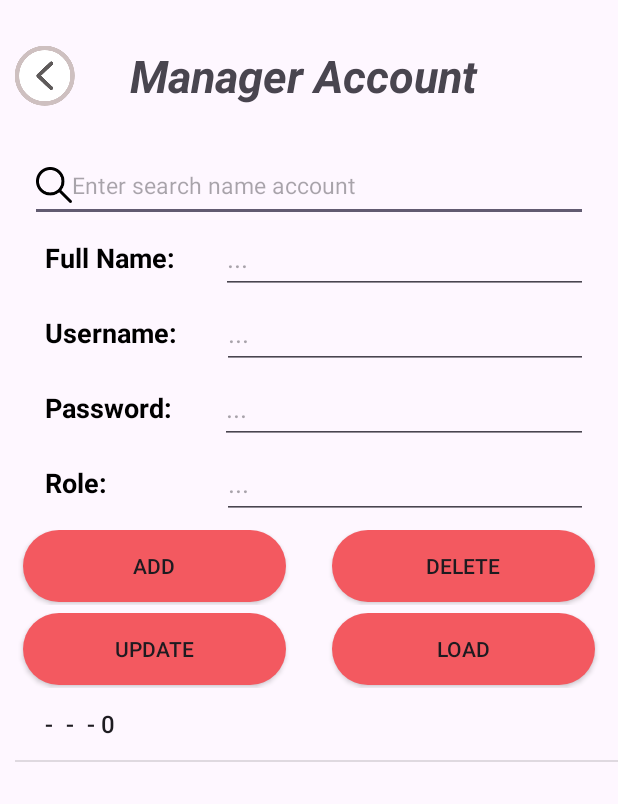
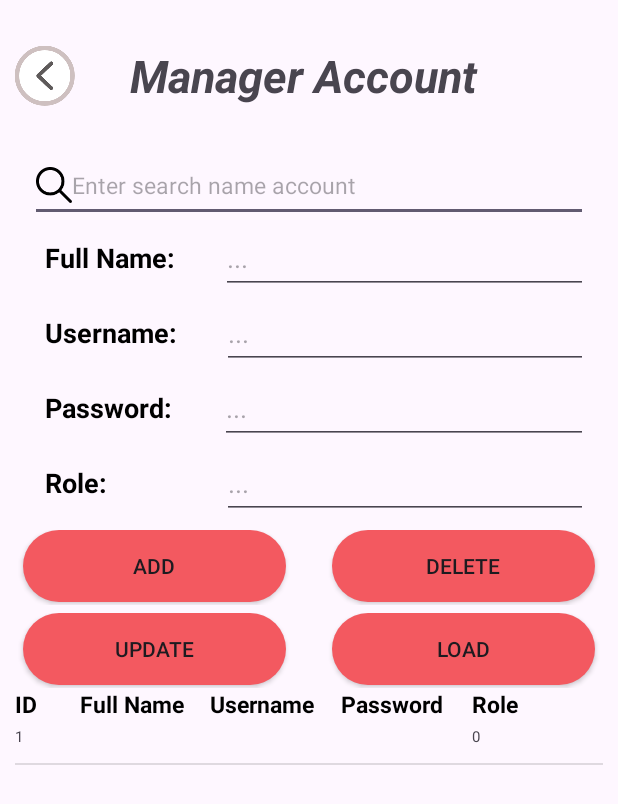
Before and after one commit to leanhluong/AppTourBooking_Android, an Android app: the ManageAccount screen opened directly, with no data from a screen before it, after a tap on "LOAD", on a phone screen of 412 x 824 dp. Shown: the top 804 px of the screen. Run offline under Robolectric (Android 15) with nearby library versions, the light colour scheme and no system bars.

Commit message:
commit update back-end

```diff
--- a/app/src/main/java/com/example/apptourbooking/Activitis/LoginActivity.java
+++ b/app/src/main/java/com/example/apptourbooking/Activitis/LoginActivity.java
@@ -120,7 +120,7 @@
                             editor.putBoolean("rememberMe", false);
                             editor.apply();
                         }
-                        if(user.equals("anhluong0110")){
+                        if(user.equals("admin")){
                             startActivity(new Intent(getApplicationContext(), AdminActivity.class));
                         }else {
                             startActivity(new Intent(getApplicationContext(), MainActivity.class));
--- a/app/src/main/java/com/example/apptourbooking/Activitis/RegisterActivity.java
+++ b/app/src/main/java/com/example/apptourbooking/Activitis/RegisterActivity.java
@@ -70,7 +70,7 @@
                 } else {
                     if(pass.equals(repass)){
                         Boolean checkuser = DB.checkusername(user);
-                        if(checkuser == false){
+                        if(checkuser == false ){
                             Boolean insert = DB.InsertData(user,name,pass);
                             if(insert == true){
                                 Toast.makeText(RegisterActivity.this, "Register successfully", Toast.LENGTH_SHORT).show();
--- a/app/src/main/java/com/example/apptourbooking/Adapter/CouponsAdapter.java
+++ b/app/src/main/java/com/example/apptourbooking/Adapter/CouponsAdapter.java
@@ -8,6 +8,7 @@
 import android.widget.ImageView;
 import android.widget.TextView;
 
+import com.example.apptourbooking.DAO.UserDAO;
 import com.example.apptourbooking.Domain.PhieuGiamGia;
 import com.example.apptourbooking.R;
 
@@ -17,7 +18,6 @@
     private Context context;
     private int layout;
     private List<PhieuGiamGia> couponsList;
-
     public CouponsAdapter(Context context, int layout, List<PhieuGiamGia> couponsList) {
         this.context = context;
         this.layout = layout;
--- a/app/src/main/java/com/example/apptourbooking/Adapter/HotelsAdapter.java
+++ b/app/src/main/java/com/example/apptourbooking/Adapter/HotelsAdapter.java
@@ -20,7 +20,7 @@
 import java.text.DecimalFormat;
 import java.util.ArrayList;
 
-public class HotelsAdapter extends RecyclerView.Adapter<HotelsAdapter.ViewHolder> {
+public class HotelsAdapter extends RecyclerView.Adapter<HotelsAdapter.ViewHolderHotel> {
 
     ArrayList<Hotel> listHotels;
 
@@ -30,13 +30,13 @@
 
     @NonNull
     @Override
-    public HotelsAdapter.ViewHolder onCreateViewHolder(@NonNull ViewGroup parent, int viewType) {
+    public HotelsAdapter.ViewHolderHotel onCreateViewHolder(@NonNull ViewGroup parent, int viewType) {
         View inflate = LayoutInflater.from(parent.getContext()).inflate(R.layout.view_holder_hotel, parent, false);
-        return new ViewHolder(inflate);
+        return new ViewHolderHotel(inflate);
     }
 
     @Override
-    public void onBindViewHolder(@NonNull HotelsAdapter.ViewHolder holder, int position) {
+    public void onBindViewHolder(@NonNull HotelsAdapter.ViewHolderHotel holder, int position) {
         holder.name.setText(listHotels.get(position).getName());
         holder.location.setText(listHotels.get(position).getLocation());
         holder.scoreTxt.setText(" " + listHotels.get(position).getScore());
@@ -63,10 +63,10 @@
         return listHotels.size();
     }
 
-    public class ViewHolder extends RecyclerView.ViewHolder{
+    public class ViewHolderHotel extends RecyclerView.ViewHolder{
         TextView name, location, scoreTxt, price;
         ImageView pic;
-        public ViewHolder(@NonNull View itemView) {
+        public ViewHolderHotel(@NonNull View itemView) {
             super(itemView);
 
             name = itemView.findViewById(R.id.txtTitleZoom);
--- /dev/null
+++ b/app/src/main/java/com/example/apptourbooking/Adapter/ManagerAccountAdapter.java
@@ -0,0 +1,97 @@
+package com.example.apptourbooking.Adapter;
+
+import android.content.Context;
+import android.view.LayoutInflater;
+import android.view.View;
+import android.view.ViewGroup;
+import android.widget.BaseAdapter;
+import android.widget.ImageView;
+import android.widget.TextView;
+
+import com.example.apptourbooking.DAO.UserDAO;
+import com.example.apptourbooking.Domain.PhieuGiamGia;
+import com.example.apptourbooking.Domain.UserInfo;
+import com.example.apptourbooking.R;
+
+import java.util.List;
+
+public class ManagerAccountAdapter extends BaseAdapter {
+
+    private Context context;
+    private List<UserInfo> userList;
+
+    UserDAO userDAO;
+    public ManagerAccountAdapter(Context context, List<UserInfo> userList) {
+        this.context = context;
+        this.userList = userList;
+    }
+
+    @Override
+    public int getCount() {
+        return userList==null?0: userList.size();
+    }
+
+    @Override
+    public Object getItem(int position) {
+        return null;
+    }
+
+    @Override
+    public long getItemId(int position) {
+        return 0;
+    }
+
+    @Override
+    public View getView(int position, View convertView, ViewGroup parent) {
+
+        View viewUser;
+        if(convertView == null){
+            viewUser = View.inflate(parent.getContext(), R.layout.manager_account, null);
+        } else viewUser = convertView;
+
+        UserInfo userInfo =  userList.get(position);
+            TextView txt_id = (TextView) viewUser.findViewById(R.id.lv_mAccount_Id);
+            TextView txt_fullname = (TextView) viewUser.findViewById(R.id.lv_mAccount_fullname);
+            TextView txt_username = (TextView) viewUser.findViewById(R.id.lv_mAccount_username);
+            TextView txt_password = (TextView) viewUser.findViewById(R.id.lv_mAccount_passowrd);
+            TextView txt_role = (TextView) viewUser.findViewById(R.id.lv_mAccount_role);
+
+            txt_id.setText("" + userInfo.getUserId());
+            txt_fullname.setText( userInfo.getFullName());
+            txt_username.setText(userInfo.getUserName());
+            txt_password.setText(userInfo.getPassword());
+            txt_role.setText(""+ userInfo.getRole());
+            return viewUser;
+
+//        ViewHolder holder;
+//        if(convertView == null){
+//            LayoutInflater inflater = (LayoutInflater) context.getSystemService(Context.LAYOUT_INFLATER_SERVICE);
+//            convertView = inflater.inflate(R.layout.manager_account, null);
+//            holder =  new ManagerAccountAdapter.ViewHolder();
+//            //ánh xạ
+//            holder.txt_id = (TextView) convertView.findViewById(R.id.lv_mAccount_Id);
+//            holder.txt_fullname = (TextView) convertView.findViewById(R.id.lv_mAccount_fullname);
+//            holder.txt_username = (TextView) convertView.findViewById(R.id.lv_mAccount_username);
+//            holder.txt_password = (TextView) convertView.findViewById(R.id.lv_mAccount_passowrd);
+//            holder.txt_role = (TextView) convertView.findViewById(R.id.lv_mAccount_role);
+//            convertView.setTag(holder);
+//        }
+//        else {
+//            holder = (ManagerAccountAdapter.ViewHolder) convertView.getTag();
+//        }
+//        //gán giá trị
+//        UserInfo userInfo =  userList.get(position);
+//        holder.txt_id.setText(userInfo.getUserId());
+//        holder.txt_fullname.setText(userInfo.getFullName());
+//        holder.txt_username.setText(userInfo.getUserName());
+//        holder.txt_password.setText(userInfo.getPassword());
+//        holder.txt_role.setText(userInfo.getRole());
+//
+//
+//        return convertView;
+    }
+
+    private class ViewHolder{
+        TextView txt_id, txt_fullname, txt_username, txt_password, txt_role;
+    }
+}
--- a/app/src/main/java/com/example/apptourbooking/Admin/ManageAccount.java
+++ b/app/src/main/java/com/example/apptourbooking/Admin/ManageAccount.java
@@ -22,6 +22,7 @@
 
 import com.example.apptourbooking.Activitis.LoginActivity;
 import com.example.apptourbooking.Activitis.RegisterActivity;
+import com.example.apptourbooking.Adapter.ManagerAccountAdapter;
 import com.example.apptourbooking.DAO.UserDAO;
 import com.example.apptourbooking.Database.DatabaseHelper;
 import com.example.apptourbooking.Domain.UserInfo;
@@ -39,6 +40,9 @@
     ListView lv;
     List<String> ds = new ArrayList<>();
     ArrayAdapter<String> adapter;
+
+    List<UserInfo> us ;
+    ManagerAccountAdapter managerAccountAdapter;
     UserDAO userDAO;
     DatabaseHelper DB;
     @Override
@@ -57,8 +61,12 @@
 
         userDAO = new UserDAO(this);
         ds = userDAO.getAllUser();
-        adapter = new ArrayAdapter<>(this, android.R.layout.simple_list_item_1, ds);
-        lv.setAdapter(adapter);
+//        adapter = new ArrayAdapter<>(this, android.R.layout.simple_list_item_1, ds);
+//        lv.setAdapter(adapter);
+
+        us = userDAO.getAllUserToAccount();
+        managerAccountAdapter = new ManagerAccountAdapter(ManageAccount.this, us);
+        lv.setAdapter(managerAccountAdapter);
 
         Insert();
         Delete();
@@ -159,10 +167,10 @@
         btn_load.setOnClickListener(new View.OnClickListener() {
             @Override
             public void onClick(View v) {
-                ds.clear();
-                ds = userDAO.getAllUser();
-                adapter = new ArrayAdapter<>(ManageAccount.this, android.R.layout.simple_list_item_1, ds);
-                lv.setAdapter(adapter);
+                us.clear();
+                us = userDAO.getAllUserToAccount();
+                managerAccountAdapter = new ManagerAccountAdapter(ManageAccount.this, us);
+                lv.setAdapter(managerAccountAdapter);
             }
         });
     }
--- a/app/src/main/java/com/example/apptourbooking/DAO/UserDAO.java
+++ b/app/src/main/java/com/example/apptourbooking/DAO/UserDAO.java
@@ -8,6 +8,7 @@
 import static com.example.apptourbooking.Database.DatabaseHelper.TB_USER_PASSWORD;
 import static com.example.apptourbooking.Database.DatabaseHelper.TB_USER_ROLE;
 
+import android.annotation.SuppressLint;
 import android.content.ContentValues;
 import android.content.Context;
 import android.database.Cursor;
@@ -68,16 +69,33 @@
         c.moveToFirst();
         while (c.isAfterLast()==false){
             UserInfo u = new UserInfo();
+            u.setUserId(c.getInt(0));
             u.setUserName(c.getString(1));
             u.setFullName(c.getString(2));
             u.setPassword(c.getString(3));
             u.setRole(c.getInt(4));
 
-            String chuoi = u.getFullName() + " - " + u.getUserName()+ " - "+ u.getPassword()+ " - "+ u.getRole();
+            String chuoi = u.getUserId() + " - "+ u.getFullName() + " - " + u.getUserName()+ " - "+ u.getPassword()+ " - "+ u.getRole();
             lu.add(chuoi);
             c.moveToNext();
         }
         c.close();
         return lu;
     }
+
+    public List<UserInfo> getAllUserToAccount(){
+        List<UserInfo> lu = new ArrayList<>();
+        Cursor c= db.rawQuery("SELECT * FROM "+ TB_USER, new String[]{});
+            while (c.moveToNext()){
+                @SuppressLint("Range") Integer id =  c.getInt(c.getColumnIndex(TB_USER_ID));
+                @SuppressLint("Range") String fullname =  c.getString(c.getColumnIndex(TB_USER_FULLNAME));
+                @SuppressLint("Range") String username =  c.getString(c.getColumnIndex(TB_USER_NAME));
+                @SuppressLint("Range") String password =  c.getString(c.getColumnIndex(TB_USER_PASSWORD));
+                @SuppressLint("Range") Integer role =  c.getInt(c.getColumnIndex(TB_USER_ROLE));
+
+                lu.add(new UserInfo(id, username,fullname,password,role));
+        }
+        c.close();
+        return lu;
+    }
 }
--- a/app/src/main/java/com/example/apptourbooking/Database/DatabaseHelper.java
+++ b/app/src/main/java/com/example/apptourbooking/Database/DatabaseHelper.java
@@ -68,19 +68,35 @@
     @Override
     public void onUpgrade(SQLiteDatabase db, int oldVersion, int newVersion) {
         db.execSQL("DROP TABLE IF EXISTS "+ TB_USER);
+        onCreate(db);
     }
 
     public Boolean InsertData(String username,String fullname, String password){
         SQLiteDatabase MyDB = this.getWritableDatabase();
         ContentValues contentValues = new ContentValues();
-        contentValues.put(TB_USER_NAME, username);
-        contentValues.put(TB_USER_FULLNAME, fullname);
-        contentValues.put(TB_USER_PASSWORD, password);
+        if(validateUser(username,password)){
+                contentValues.put(TB_USER_NAME, username);
+                contentValues.put(TB_USER_FULLNAME, fullname);
+                contentValues.put(TB_USER_PASSWORD, password);
+        }
         long result = MyDB.insert("users", null, contentValues );
         if(result == -1) return false;
         else
             return true;
     }
+
+    private boolean validateUser(String username, String password) {
+        if (username != null && username.length() <= 10) {
+            try {
+                int value = Integer.parseInt(username);
+                return (value >= 1 && value <= 99);
+            } catch (NumberFormatException e) {
+                return false;
+            }
+        }
+        return false;
+    }
+
 
     public Boolean checkusername (String username){
         SQLiteDatabase MyDB = this.getWritableDatabase();
--- a/app/src/main/java/com/example/apptourbooking/Domain/UserInfo.java
+++ b/app/src/main/java/com/example/apptourbooking/Domain/UserInfo.java
@@ -8,6 +8,14 @@
     private int role;
 
     public UserInfo() {
+    }
+
+    public UserInfo(int userId, String userName, String fullName, String password, int role) {
+        this.userId = userId;
+        this.userName = userName;
+        this.fullName = fullName;
+        this.password = password;
+        this.role = role;
     }
 
     public UserInfo(String userName, String fullName, String password, int role) {
--- a/app/src/main/res/layout/activity_manage_account.xml
+++ b/app/src/main/res/layout/activity_manage_account.xml
@@ -236,12 +236,71 @@
 
         </LinearLayout>
 
+        <LinearLayout
+            android:layout_width="match_parent"
+            android:layout_height="20dp"
+            android:layout_marginStart="10dp"
+            android:layout_marginEnd="10dp"
+            android:orientation="horizontal">
+
+            <TextView
+                android:id="@+id/textView4"
+                android:layout_width="0dp"
+                android:layout_height="wrap_content"
+                android:layout_weight="0.5"
+                android:textColor="@color/black"
+                android:textStyle="bold"
+                android:textSize="15sp"
+                android:text="ID" />
+
+            <TextView
+                android:id="@+id/textView32"
+                android:layout_width="0dp"
+                android:layout_height="wrap_content"
+                android:layout_weight="1"
+                android:textColor="@color/black"
+                android:textStyle="bold"
+                android:textSize="15sp"
+                android:text="Full Name" />
+
+            <TextView
+                android:id="@+id/textView39"
+                android:layout_width="0dp"
+                android:layout_height="wrap_content"
+                android:layout_weight="1"
+                android:textColor="@color/black"
+                android:textStyle="bold"
+                android:textSize="15sp"
+                android:text="Username" />
+
+            <TextView
+                android:id="@+id/textView40"
+                android:layout_width="0dp"
+                android:layout_height="wrap_content"
+                android:layout_weight="1"
+                android:textColor="@color/black"
+                android:textStyle="bold"
+                android:textSize="15sp"
+                android:text="Password" />
+
+            <TextView
+                android:id="@+id/textView41"
+                android:layout_width="0dp"
+                android:layout_height="wrap_content"
+                android:layout_weight="1"
+                android:textColor="@color/black"
+                android:textStyle="bold"
+                android:textSize="15sp"
+                android:text="Role" />
+        </LinearLayout>
+
         <ListView
             android:id="@+id/mAccount_lv"
             android:layout_width="match_parent"
             android:layout_height="match_parent"
             android:layout_marginStart="10dp"
             android:layout_marginBottom="10dp"
+            android:layout_marginEnd="10dp"
             android:layout_weight="1" />
 
     </LinearLayout>
--- /dev/null
+++ b/app/src/main/res/layout/manager_account.xml
@@ -0,0 +1,61 @@
+<?xml version="1.0" encoding="utf-8"?>
+<androidx.constraintlayout.widget.ConstraintLayout xmlns:android="http://schemas.android.com/apk/res/android"
+    xmlns:app="http://schemas.android.com/apk/res-auto"
+    xmlns:tools="http://schemas.android.com/tools"
+    android:layout_width="match_parent"
+    android:layout_height="match_parent">
+
+    <LinearLayout
+        android:layout_width="match_parent"
+        android:layout_height="30dp"
+        android:orientation="horizontal"
+        app:layout_constraintEnd_toEndOf="parent"
+        app:layout_constraintStart_toStartOf="parent"
+        app:layout_constraintTop_toTopOf="parent">
+
+        <TextView
+            android:id="@+id/lv_mAccount_Id"
+            android:layout_marginTop="5dp"
+            android:layout_width="0dp"
+            android:layout_height="wrap_content"
+            android:layout_weight="0.5"
+            android:textSize="10sp"
+            android:text="TextView" />
+
+        <TextView
+            android:id="@+id/lv_mAccount_fullname"
+            android:layout_width="0dp"
+            android:layout_marginTop="5dp"
+            android:textSize="10sp"
+            android:layout_height="wrap_content"
+            android:layout_weight="1"
+            android:text="TextView" />
+
+        <TextView
+            android:id="@+id/lv_mAccount_username"
+            android:layout_width="0dp"
+            android:layout_height="wrap_content"
+            android:layout_marginTop="5dp"
+            android:layout_weight="1"
+            android:textSize="10sp"
+            android:text="TextView" />
+
+        <TextView
+            android:id="@+id/lv_mAccount_passowrd"
+            android:layout_width="0dp"
+            android:layout_height="wrap_content"
+            android:layout_marginTop="5dp"
+            android:textSize="10sp"
+            android:layout_weight="1"
+            android:text="TextView" />
+
+        <TextView
+            android:id="@+id/lv_mAccount_role"
+            android:layout_width="0dp"
+            android:layout_height="wrap_content"
+            android:layout_marginTop="5dp"
+            android:textSize="10sp"
+            android:layout_weight="1"
+            android:text="TextView" />
+    </LinearLayout>
+</androidx.constraintlayout.widget.ConstraintLayout>
```
